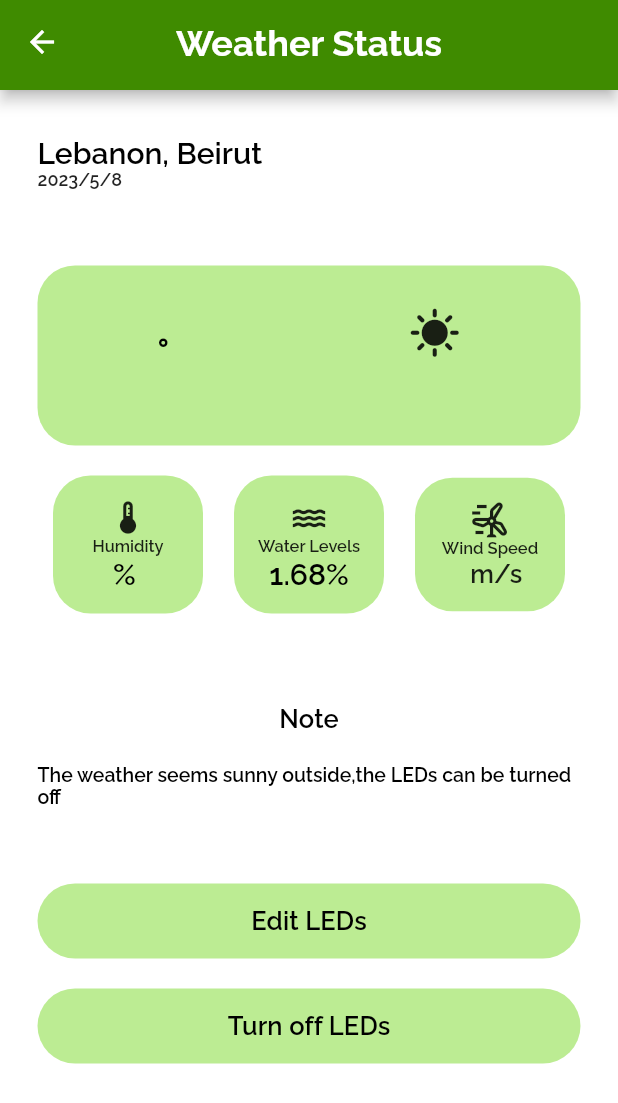
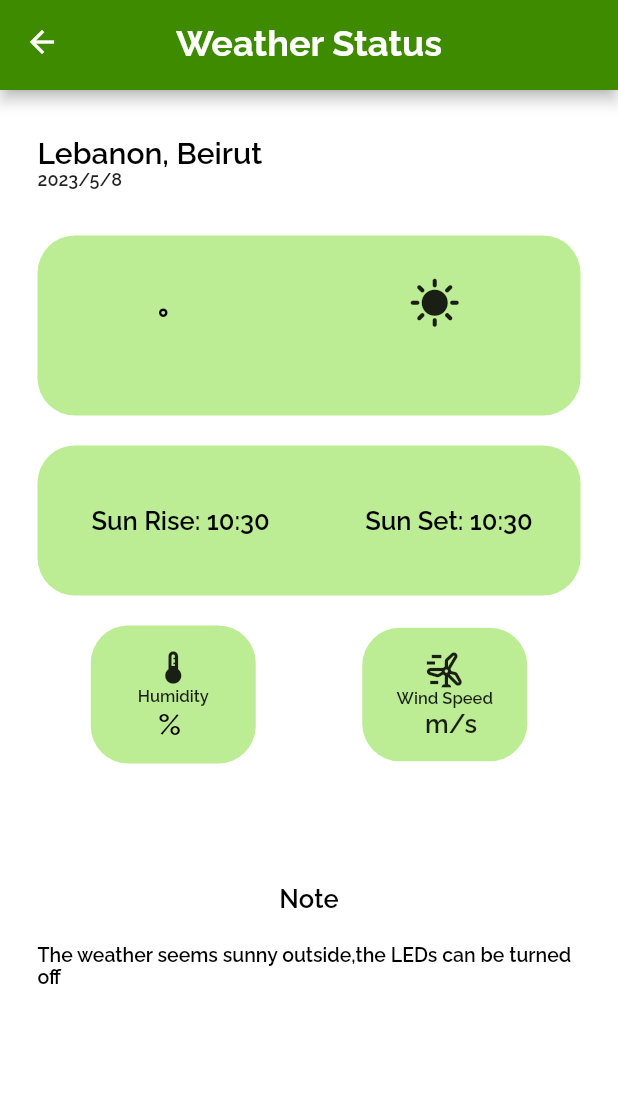
Before and after one commit to MohammadAlAgha/luminexa, a Flutter app: the screen it shows after launch, on a phone screen of 412 x 824 dp. Shown: the top 1103 px of the screen. Run offline on Flutter 3.47's test engine with Material 2 defaults, Android fonts, the phone set to English and light mode, and no system bars; our stand-ins replace dio, firebase_core, fl_chart, flutter_svg, google_nav_bar, shared_preferences; accounts and stored records are empty; network calls fail.

Commit message:
Frontend: Added sun set and sun rise to the wather page

```diff
--- a/luminexa_mobile/lib/main.dart
+++ b/luminexa_mobile/lib/main.dart
@@ -82,8 +82,13 @@ class _MyAppState extends State<MyApp> {
         ChangeNotifierProvider(
             create: (context) => ThemeProvider(isDark: _isDark)),
         ChangeNotifierProvider(
-            create: (context) =>
-                WeatherProvider(temp: "", wind: "", status: "", humidity: "")),
+            create: (context) => WeatherProvider(
+                temp: "",
+                wind: "",
+                status: "",
+                humidity: "",
+                sunRise: DateTime.now(),
+                sunSet: DateTime.now())),
       ],
       child: Consumer<ThemeProvider>(
         builder: (context, value, child) => MaterialApp(
--- a/luminexa_mobile/lib/providers/WeatherProvider.dart
+++ b/luminexa_mobile/lib/providers/WeatherProvider.dart
@@ -6,33 +6,30 @@ class WeatherProvider with ChangeNotifier {
   String wind;
   String status;
   String humidity;
-  // String sunRise;
-  // String sunSet;
+  DateTime sunRise;
+  DateTime sunSet;
 
   WeatherProvider({
     required this.temp,
     required this.wind,
     required this.status,
     required this.humidity,
-    // required this.sunRise,
-    // required this.sunSet,
+    required this.sunRise,
+    required this.sunSet,
   });
 
   Future getWeather() async {
     try {
       final weatherData = await WeatherAPI.getWeather();
       temp = weatherData['main']['temp'].toString();
-      print(temp);
       wind = weatherData['wind']['speed'].toString();
-      print(wind);
       status = weatherData['weather'][0]['main'].toString();
-      print(status);
       humidity = weatherData['main']['humidity'].toString();
-      print(humidity);
-      // sunRise = weatherData.data['sys']['sunrise'];
-      // print(sunRise);
-      // sunSet = weatherData.data['sys']['sunset'];
-      // print(sunRise);
+      final sunriseDateTime = weatherData['sys']['sunrise'];
+      final sunsetDateTime = weatherData['sys']['sunset'];
+
+      sunRise = DateTime.fromMillisecondsSinceEpoch(sunriseDateTime * 1000);
+      sunSet = DateTime.fromMillisecondsSinceEpoch(sunsetDateTime * 1000);
     } catch (e) {
       rethrow;
     }
--- a/luminexa_mobile/lib/screens/weatherPage.dart
+++ b/luminexa_mobile/lib/screens/weatherPage.dart
@@ -2,6 +2,7 @@ import 'dart:convert';
 
 import 'package:dio/dio.dart';
 import 'package:flutter/material.dart';
+import 'package:luminexa_mobile/helpers/timeHelpers.dart';
 import 'package:luminexa_mobile/providers/WeatherProvider.dart';
 import 'package:luminexa_mobile/routes/routes.dart';
 import 'package:luminexa_mobile/widgets/appBarWidget/appBarWidget.dart';
@@ -64,7 +65,7 @@ class _WeatherPageState extends State<WeatherPage> {
                   ],
                 ),
                 SizedBox(
-                  height: 50,
+                  height: 30,
                 ),
                 Container(
                   height: 120,
@@ -96,6 +97,27 @@ class _WeatherPageState extends State<WeatherPage> {
                         )
                       ]),
                 ),
+                SizedBox(
+                  height: 20,
+                ),
+                Container(
+                  height: 100,
+                  decoration: BoxDecoration(
+                      color: Theme.of(context).canvasColor,
+                      borderRadius: BorderRadius.circular(25)),
+                  child: Row(
+                      mainAxisAlignment: MainAxisAlignment.spaceAround,
+                      children: [
+                        Text(
+                          " Sun Rise: ${getTimeFormat(value.sunRise)}",
+                          style: TextStyle(fontSize: 17, color: Colors.black),
+                        ),
+                        Text(
+                          "Sun Set: ${getTimeFormat(value.sunSet)}",
+                          style: TextStyle(fontSize: 17, color: Colors.black),
+                        ),
+                      ]),
+                ),
                 Padding(
                   padding: const EdgeInsets.symmetric(vertical: 20),
                   child: Container(
@@ -103,7 +125,7 @@ class _WeatherPageState extends State<WeatherPage> {
                       mainAxisAlignment: MainAxisAlignment.spaceAround,
                       children: [
                         Container(
-                            width: 100,
+                            width: 110,
                             decoration: BoxDecoration(
                                 color: Theme.of(context).canvasColor,
                                 borderRadius: BorderRadius.circular(25)),
@@ -130,34 +152,7 @@ class _WeatherPageState extends State<WeatherPage> {
                               ),
                             )),
                         Container(
-                            width: 100,
-                            decoration: BoxDecoration(
-                                color: Theme.of(context).canvasColor,
-                                borderRadius: BorderRadius.circular(25)),
-                            child: Padding(
-                              padding: const EdgeInsets.all(15),
-                              child: Column(
-                                children: [
-                                  Icon(
-                                    Icons.water,
-                                    size: 26,
-                                  ),
-                                  Text(
-                                    "Water Levels",
-                                    style: Theme.of(context)
-                                        .textTheme
-                                        .headlineSmall,
-                                  ),
-                                  Text(
-                                    "1.68%",
-                                    style:
-                                        Theme.of(context).textTheme.bodySmall,
-                                  )
-                                ],
-                              ),
-                            )),
-                        Container(
-                            width: 100,
+                            width: 110,
                             decoration: BoxDecoration(
                                 color: Theme.of(context).canvasColor,
                                 borderRadius: BorderRadius.circular(25)),
@@ -188,7 +183,7 @@ class _WeatherPageState extends State<WeatherPage> {
                   ),
                 ),
                 SizedBox(
-                  height: 40,
+                  height: 60,
                 ),
                 Text(
                   "Note",
@@ -201,19 +196,6 @@ class _WeatherPageState extends State<WeatherPage> {
                   "The weather seems sunny outside,the LEDs can be turned off",
                   style: Theme.of(context).textTheme.displaySmall,
                 ),
-                Padding(
-                  padding: const EdgeInsets.only(top: 50, bottom: 20),
-                  child: styledButton(
-                    innerText: "Edit LEDs",
-                    onTap: () {
-                      Navigator.of(context).pushNamed(RouteManager.systemPage);
-                    },
-                  ),
-                ),
-                styledButton(
-                  innerText: "Turn off LEDs",
-                  onTap: () {},
-                ),
               ],
             ),
           )),
```
